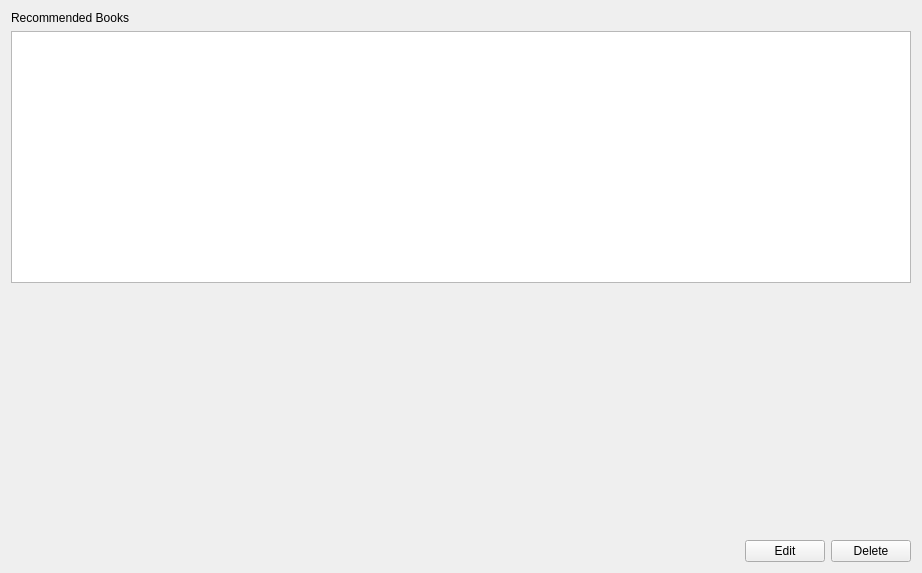
This is ui/qt/HomePage.ui in IwanIDev/cs-unit5 as Qt 5 draws it before an edit. The edited form follows.
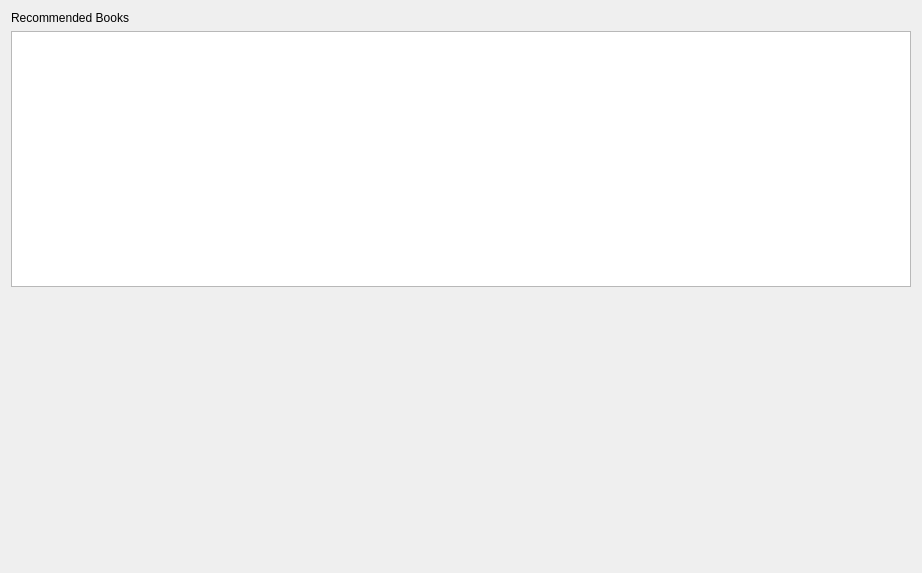
This is the edited form.

Commit message: Deleted unnecessary buttons on the home page.

Diff of the .ui file:
```diff
--- a/ui/qt/HomePage.ui
+++ b/ui/qt/HomePage.ui
@@ -52,20 +52,6 @@
        </property>
       </spacer>
      </item>
-     <item>
-      <widget class="QPushButton" name="pushButton">
-       <property name="text">
-        <string>Edit</string>
-       </property>
-      </widget>
-     </item>
-     <item>
-      <widget class="QPushButton" name="pushButton_2">
-       <property name="text">
-        <string>Delete</string>
-       </property>
-      </widget>
-     </item>
     </layout>
    </item>
   </layout>
```
The commit also changes 1 other file.
